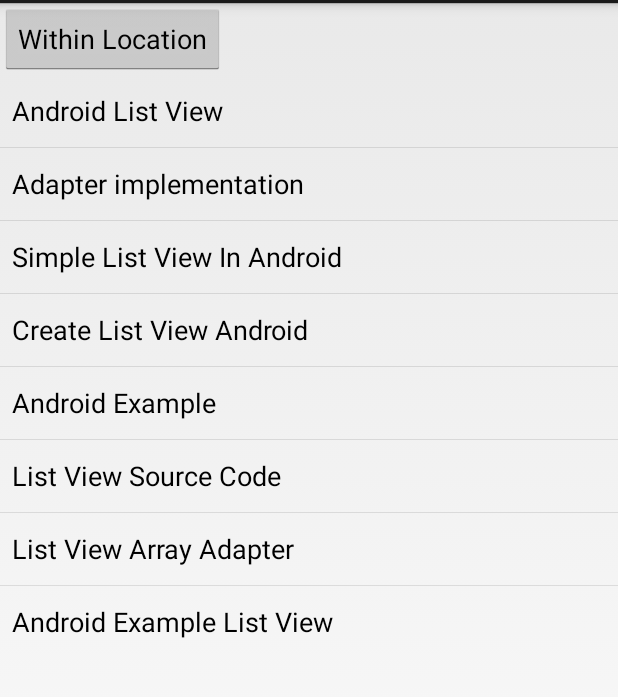
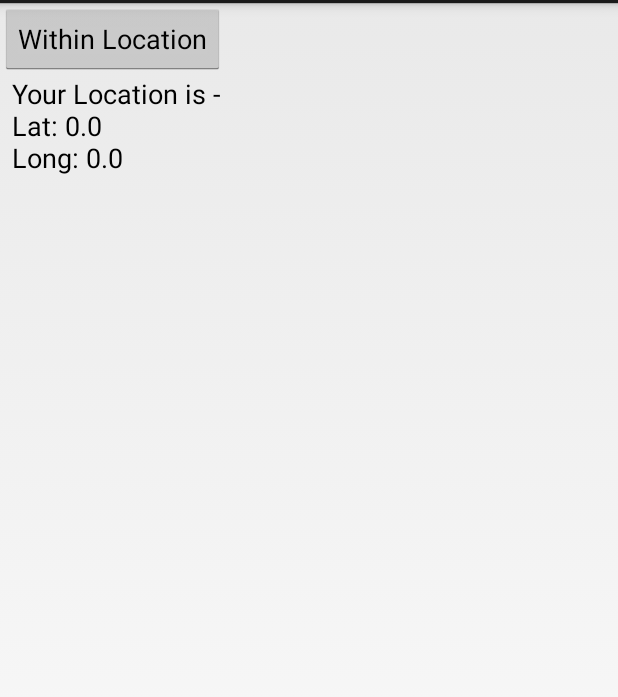
Before and after one commit to corylstewart/PrivLocApp, an Android app: the screen it shows after launch (MyActivity), after a tap on "Within Location", on a phone screen of 412 x 824 dp, the part 69-766 px from its top. Run offline under Robolectric (Android 15) with nearby library versions, the phone set to English and light mode, and no system bars.

Commit message:
fixed the listview made it a Array list

```diff
--- a/app/src/main/java/com/example/cory1/privlocapp/GPSTracker.java
+++ b/app/src/main/java/com/example/cory1/privlocapp/GPSTracker.java
@@ -34,7 +34,7 @@ public class GPSTracker extends Service implements LocationListener {
     private static final long MIN_DISTANCE_CHANGE_FOR_UPDATES = 1; // 1 meters
 
     // The minimum time between updates in milliseconds
-    private static final long MIN_TIME_BW_UPDATES = 1000 * 1 * 1; // 1 second
+    private static final long MIN_TIME_BW_UPDATES = 1000 * 60 * 2; // 1 second
 
     // Declaring a Location Manager
     protected LocationManager locationManager;
--- a/app/src/main/java/com/example/cory1/privlocapp/MyActivity.java
+++ b/app/src/main/java/com/example/cory1/privlocapp/MyActivity.java
@@ -1,6 +1,7 @@
 package com.example.cory1.privlocapp;
 
 import android.app.Activity;
+import android.content.Context;
 import android.net.Uri;
 import android.os.AsyncTask;
 import android.os.Bundle;
@@ -9,7 +10,6 @@ import android.view.View;
 import android.widget.ArrayAdapter;
 import android.widget.Button;
 import android.widget.ListView;
-import android.widget.Toast;
 
 import org.json.JSONException;
 import org.json.JSONObject;
@@ -20,8 +20,11 @@ import java.io.InputStream;
 import java.io.InputStreamReader;
 import java.net.HttpURLConnection;
 import java.net.URL;
+import java.util.ArrayList;
+import java.util.Arrays;
 import java.util.HashMap;
 import java.util.Iterator;
+import java.util.List;
 import java.util.Map;
 
 
@@ -39,22 +42,18 @@ public class MyActivity extends Activity {
 
         // Get ListView object from xml
         listView = (ListView) findViewById(R.id.locationsListView);
-
+        String[] values;
         if (savedInstanceState == null) {
             // Defined Array values to show in ListView
-            String[] values = new String[]{"Android List View",
-                    "Adapter implementation",
-                    "Simple List View In Android",
-                    "Create List View Android",
-                    "Android Example",
-                    "List View Source Code",
-                    "List View Array Adapter",
-                    "Android Example List View"
-            };
-            adapter = new ArrayAdapter<String>(this,
-                    android.R.layout.simple_list_item_1, android.R.id.text1, values);
+            values = new String[0];
 
+        } else {
+            values = new String[0];
         }
+        List<String> valuesList = new ArrayList<String>((Arrays.asList(values)));
+        adapter = new ArrayAdapter<String>(this,
+                android.R.layout.simple_list_item_1, android.R.id.text1, valuesList);
+
         listView.setAdapter(adapter);
 
         btnWithinLocation = (Button) findViewById(R.id.btnWithinLocation);
@@ -75,8 +74,11 @@ public class MyActivity extends Activity {
                     locationQuery.execute(Double.toString(latitude), Double.toString(longitude));
 
                     // \n is for new line
-                    Toast.makeText(getApplicationContext(), "Your Location is - \nLat: "
-                            + latitude + "\nLong: " + longitude, Toast.LENGTH_LONG).show();
+                    String locString =  "Your Location is - \nLat: "
+                            + latitude + "\nLong: " + longitude;
+                    //Toast.makeText(getApplicationContext(), locString, Toast.LENGTH_LONG).show();
+                    adapter.clear();
+                    adapter.add(locString);
                 }else{
                     // can't get location
                     // GPS or Network is not enabled
@@ -252,11 +254,12 @@ public class MyActivity extends Activity {
                 for (String locationString : result) {
                     Log.v(LOG_TAG, locationString);
                 }
+                Context context = adapter.getContext();
                 String[] values = new String[] { "Android List View",
                         "Adapter implementation"};
-                adapter = new ArrayAdapter<String>(getApplicationContext(),
-                        android.R.layout.simple_list_item_1, android.R.id.text1, result);
-                listView.setAdapter(adapter);
+                List<String> valuesList = new ArrayList<String>(Arrays.asList(result));
+                //adapter.clear();
+                adapter.addAll(valuesList);
             }
         }
     }
```
